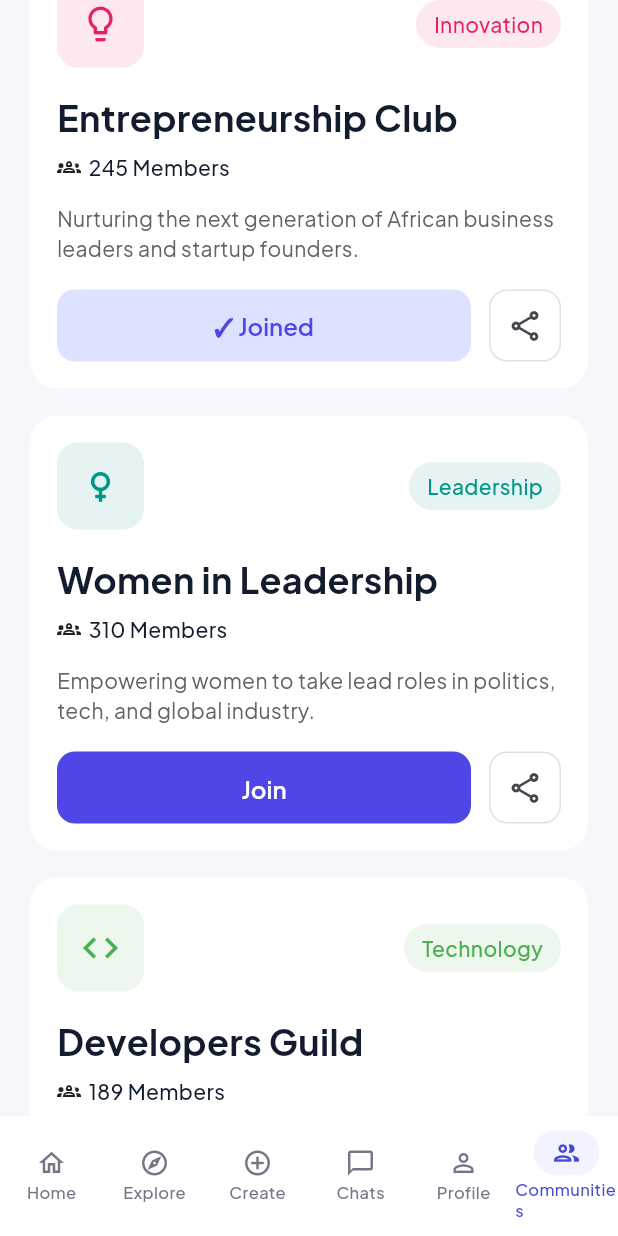
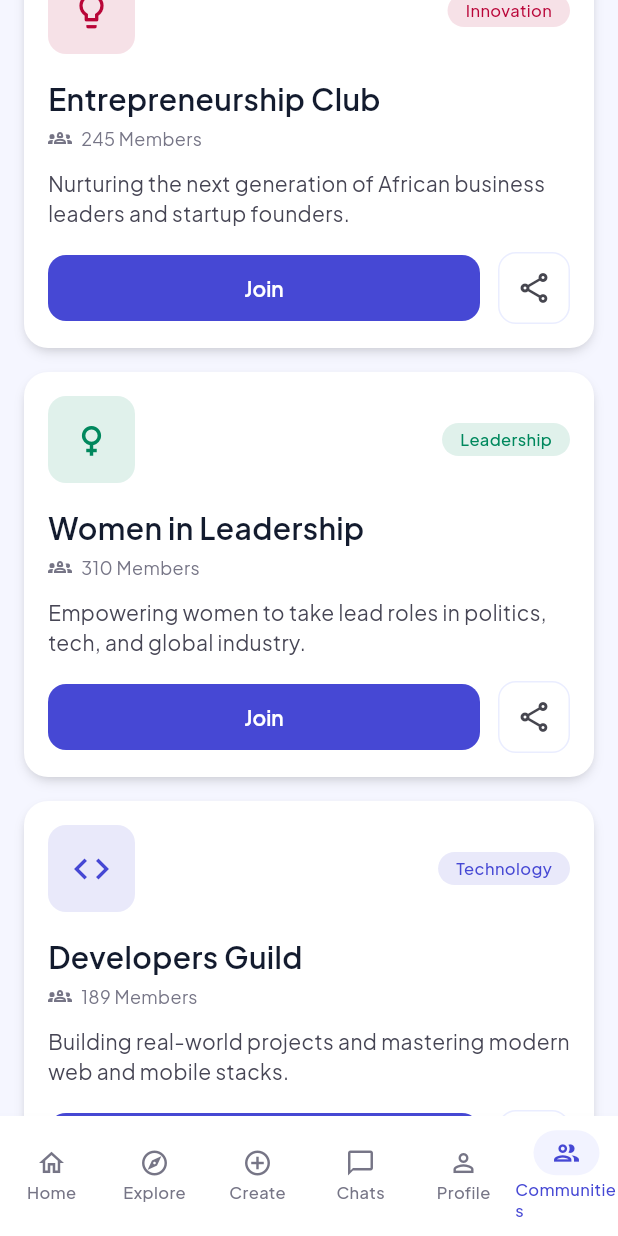
Before and after one commit to Udopara/Project1_Group-2, a Flutter app: the CommunitiesScreen screen opened by its route, scrolled down 576 dp, after a tap on "✓ Joined", on a phone screen of 412 x 824 dp. Run offline on Flutter 3.47's test engine with Material 3 defaults, Android fonts, the light colour scheme and no system bars; accounts and stored records are empty.

Commit message:
Fixed the color theme on the communities page

```diff
--- a/lib/ui/screens/communities_screen.dart
+++ b/lib/ui/screens/communities_screen.dart
@@ -1,5 +1,6 @@
 import 'package:flutter/material.dart';
 import 'package:formative_assignment1/ui/widgets/app_bottom_nav_bar.dart';
+import 'package:formative_assignment1/theme/app_theme.dart';
 
 class CommunitiesScreen extends StatefulWidget {
   const CommunitiesScreen({super.key});
@@ -11,6 +12,9 @@ class CommunitiesScreen extends StatefulWidget {
 class _CommunitiesScreenState extends State<CommunitiesScreen>
     with SingleTickerProviderStateMixin {
   late TabController _tabController;
+  final TextEditingController _searchController = TextEditingController();
+
+  String searchQuery = "";
 
   final List<Map<String, dynamic>> communities = [
     {
@@ -21,7 +25,7 @@ class _CommunitiesScreenState extends State<CommunitiesScreen>
       "category": "Academic",
       "joined": false,
       "icon": Icons.record_voice_over_outlined,
-      "color": Colors.indigo,
+      "color": AppColors.primary,
     },
     {
       "name": "Entrepreneurship Club",
@@ -31,7 +35,7 @@ class _CommunitiesScreenState extends State<CommunitiesScreen>
       "category": "Innovation",
       "joined": true,
       "icon": Icons.lightbulb_outline,
-      "color": Colors.pink,
+      "color": AppColors.gradientEnd,
     },
     {
       "name": "Women in Leadership",
@@ -41,7 +45,7 @@ class _CommunitiesScreenState extends State<CommunitiesScreen>
       "category": "Leadership",
       "joined": false,
       "icon": Icons.female,
-      "color": Colors.teal,
+      "color": AppColors.success,
     },
     {
       "name": "Developers Guild",
@@ -51,7 +55,7 @@ class _CommunitiesScreenState extends State<CommunitiesScreen>
       "category": "Technology",
       "joined": false,
       "icon": Icons.code,
-      "color": Colors.green,
+      "color": AppColors.primary,
     },
   ];
 
@@ -59,83 +63,139 @@ class _CommunitiesScreenState extends State<CommunitiesScreen>
   void initState() {
     super.initState();
     _tabController = TabController(length: 2, vsync: this);
+
+    _tabController.addListener(() {
+      if (_tabController.indexIsChanging) return;
+      setState(() {});
+    });
+
+    _searchController.addListener(() {
+      setState(() {
+        searchQuery = _searchController.text.toLowerCase();
+      });
+    });
   }
 
   @override
   void dispose() {
     _tabController.dispose();
+    _searchController.dispose();
     super.dispose();
+  }
+
+  // ─────────────────────────────────────────────
+  // FULL FILTER ENGINE (TAB + SEARCH)
+  // ─────────────────────────────────────────────
+  List<Map<String, dynamic>> get filteredCommunities {
+    List<Map<String, dynamic>> data = communities;
+
+    // TAB FILTER
+    if (_tabController.index == 1) {
+      data = data.where((c) => c["joined"] == true).toList();
+    }
+
+    // SEARCH FILTER
+    if (searchQuery.isNotEmpty) {
+      data = data.where((c) {
+        final name = c["name"].toString().toLowerCase();
+        final category = c["category"].toString().toLowerCase();
+        return name.contains(searchQuery) ||
+            category.contains(searchQuery);
+      }).toList();
+    }
+
+    return data;
+  }
+
+  void toggleJoin(String name) {
+    setState(() {
+      final index = communities.indexWhere((c) => c["name"] == name);
+      communities[index]["joined"] =
+          !(communities[index]["joined"] as bool);
+    });
   }
 
   @override
   Widget build(BuildContext context) {
-    const primaryColor = Color(0xFF4F46E5);
+    final data = filteredCommunities;
 
     return Scaffold(
-      backgroundColor: const Color(0xFFF7F6FC),
+      backgroundColor: AppColors.scaffoldBg,
       bottomNavigationBar: AppBottomNavBar(currentIndex: 5),
       body: SafeArea(
         child: Column(
           children: [
-
             Expanded(
               child: SingleChildScrollView(
                 child: Padding(
-                  padding: const EdgeInsets.symmetric(horizontal: 20),
+                  padding: const EdgeInsets.symmetric(
+                      horizontal: AppSpacing.lg),
                   child: Column(
                     crossAxisAlignment: CrossAxisAlignment.start,
                     children: [
-                      const Text(
+                      const SizedBox(height: AppSpacing.lg),
+
+                      Text(
                         "Explore Communities",
-                        style: TextStyle(
-                          fontSize: 30,
-                          fontWeight: FontWeight.bold,
+                        style: AppTextStyles.displayLarge,
                       ),
-                      ),
-                      const SizedBox(height: 8),
+
+                      const SizedBox(height: AppSpacing.sm),
+
                       Text(
                         "Find your tribe and thrive across campuses.",
-                        style: TextStyle(
-                          color: Colors.grey.shade600,
-                          fontSize: 16,
+                        style: AppTextStyles.bodyMedium,
                       ),
-                      ),
-                      const SizedBox(height: 20),
-                      Container(
-                        height: 55,
-                        decoration: BoxDecoration(
-                          color: Colors.white,
-                          borderRadius: BorderRadius.circular(14),
-                        ),
-                        child: const TextField(
+
+                      const SizedBox(height: AppSpacing.xl),
+
+                      // SEARCH
+                      TextField(
+                        controller: _searchController,
                         decoration: InputDecoration(
-                            prefixIcon: Icon(Icons.search),
+                          prefixIcon: const Icon(Icons.search),
                           hintText:
                               "Search clubs, societies, or interests...",
-                            border: InputBorder.none,
-                            contentPadding:
-                                EdgeInsets.symmetric(vertical: 16),
+                          filled: true,
+                          fillColor: AppColors.white,
+                          border: OutlineInputBorder(
+                            borderRadius:
+                                BorderRadius.circular(AppRadius.input),
+                            borderSide: BorderSide.none,
                           ),
                         ),
                       ),
-                      const SizedBox(height: 20),
+
+                      const SizedBox(height: AppSpacing.xl),
+
+                      // TABS
                       TabBar(
                         controller: _tabController,
-                        indicatorColor: primaryColor,
-                        labelColor: primaryColor,
-                        unselectedLabelColor: Colors.black54,
+                        indicatorColor: AppColors.primary,
+                        labelColor: AppColors.primary,
+                        unselectedLabelColor: AppColors.textMuted,
+                        labelStyle: AppTextStyles.labelMedium,
                         tabs: const [
                           Tab(text: "All Clubs"),
                           Tab(text: "My Clubs"),
                         ],
                       ),
-                      const SizedBox(height: 20),
-                      ListView.builder(
+
+                      const SizedBox(height: AppSpacing.xl),
+
+                      // EMPTY STATE + LIST ANIMATION
+                      AnimatedSwitcher(
+                        duration: const Duration(milliseconds: 300),
+                        child: data.isEmpty
+                            ? const EmptyState()
+                            : ListView.builder(
+                                key: ValueKey(data.length),
                                 shrinkWrap: true,
-                        physics: const NeverScrollableScrollPhysics(),
-                        itemCount: communities.length,
+                                physics:
+                                    const NeverScrollableScrollPhysics(),
+                                itemCount: data.length,
                                 itemBuilder: (context, index) {
-                          final club = communities[index];
+                                  final club = data[index];
 
                                   return CommunityCard(
                                     name: club["name"],
@@ -145,10 +205,14 @@ class _CommunitiesScreenState extends State<CommunitiesScreen>
                                     joined: club["joined"],
                                     icon: club["icon"],
                                     color: club["color"],
+                                    onJoinToggle: () =>
+                                        toggleJoin(club["name"]),
                                   );
                                 },
                               ),
-                      const SizedBox(height: 20),
+                      ),
+
+                      const SizedBox(height: AppSpacing.lg),
                     ],
                   ),
                 ),
@@ -161,6 +225,40 @@ class _CommunitiesScreenState extends State<CommunitiesScreen>
   }
 }
 
+// ─────────────────────────────────────────────
+// EMPTY STATE (UX UPGRADE)
+// ─────────────────────────────────────────────
+class EmptyState extends StatelessWidget {
+  const EmptyState({super.key});
+
+  @override
+  Widget build(BuildContext context) {
+    return Padding(
+      padding: const EdgeInsets.only(top: 60),
+      child: Column(
+        children: [
+          Icon(Icons.search_off,
+              size: 60, color: AppColors.textMuted),
+          const SizedBox(height: AppSpacing.md),
+          Text(
+            "No communities found",
+            style: AppTextStyles.headingSmall,
+          ),
+          const SizedBox(height: AppSpacing.sm),
+          Text(
+            "Try adjusting your search or explore all clubs.",
+            style: AppTextStyles.bodySmall,
+            textAlign: TextAlign.center,
+          ),
+        ],
+      ),
+    );
+  }
+}
+
+// ─────────────────────────────────────────────
+// COMMUNITY CARD (UNCHANGED UI, CLEAN LOGIC)
+// ─────────────────────────────────────────────
 class CommunityCard extends StatelessWidget {
   final String name;
   final int members;
@@ -169,6 +267,7 @@ class CommunityCard extends StatelessWidget {
   final bool joined;
   final IconData icon;
   final Color color;
+  final VoidCallback onJoinToggle;
 
   const CommunityCard({
     super.key,
@@ -179,16 +278,18 @@ class CommunityCard extends StatelessWidget {
     required this.joined,
     required this.icon,
     required this.color,
+    required this.onJoinToggle,
   });
 
   @override
   Widget build(BuildContext context) {
     return Container(
-      margin: const EdgeInsets.only(bottom: 18),
-      padding: const EdgeInsets.all(18),
+      margin: const EdgeInsets.only(bottom: AppSpacing.lg),
+      padding: const EdgeInsets.all(AppSpacing.lg),
       decoration: BoxDecoration(
-        color: Colors.white,
-        borderRadius: BorderRadius.circular(18),
+        color: AppColors.white,
+        borderRadius: BorderRadius.circular(AppRadius.card),
+        boxShadow: AppShadows.card,
       ),
       child: Column(
         children: [
@@ -198,105 +299,88 @@ class CommunityCard extends StatelessWidget {
                 width: 58,
                 height: 58,
                 decoration: BoxDecoration(
-                  color: color.withOpacity(0.1),
-                  borderRadius: BorderRadius.circular(14),
+                  color: color.withOpacity(0.12),
+                  borderRadius:
+                      BorderRadius.circular(AppRadius.statTile),
                 ),
-                child: Icon(
-                  icon,
-                  color: color,
-                  size: 28,
-                ),
+                child: Icon(icon, color: color, size: 28),
               ),
               const Spacer(),
               Container(
                 padding: const EdgeInsets.symmetric(
-                  horizontal: 12,
-                  vertical: 6,
+                  horizontal: AppSpacing.md,
+                  vertical: AppSpacing.xs,
                 ),
                 decoration: BoxDecoration(
-                  color: color.withOpacity(0.1),
-                  borderRadius: BorderRadius.circular(20),
+                  color: color.withOpacity(0.12),
+                  borderRadius:
+                      BorderRadius.circular(AppRadius.badge),
                 ),
                 child: Text(
                   category,
-                  style: TextStyle(
+                  style: AppTextStyles.labelSmall.copyWith(
                     color: color,
-                    fontWeight: FontWeight.w500,
                   ),
                 ),
               ),
             ],
           ),
-          const SizedBox(height: 16),
+
+          const SizedBox(height: AppSpacing.lg),
+
           Align(
             alignment: Alignment.centerLeft,
-            child: Text(
-              name,
-              style: const TextStyle(
-                fontSize: 24,
-                fontWeight: FontWeight.bold,
+            child: Text(name,
+                style: AppTextStyles.headingMedium),
           ),
-            ),
-          ),
-          const SizedBox(height: 6),
+
+          const SizedBox(height: AppSpacing.xs),
+
           Row(
             children: [
-              const Icon(Icons.groups_2_outlined, size: 16),
-              const SizedBox(width: 5),
-              Text(
-                "$members Members",
-                style: const TextStyle(
-                  fontWeight: FontWeight.w500,
-                ),
-              ),
+              const Icon(Icons.groups_2_outlined,
+                  size: 16, color: AppColors.textMuted),
+              const SizedBox(width: 6),
+              Text("$members Members",
+                  style: AppTextStyles.bodySmall),
             ],
           ),
-          const SizedBox(height: 14),
+
+          const SizedBox(height: AppSpacing.md),
+
           Align(
             alignment: Alignment.centerLeft,
-            child: Text(
-              description,
-              style: TextStyle(
-                color: Colors.grey.shade700,
-                height: 1.4,
+            child: Text(description,
+                style: AppTextStyles.bodyMedium),
           ),
-            ),
-          ),
-          const SizedBox(height: 18),
+
+          const SizedBox(height: AppSpacing.lg),
+
           Row(
             children: [
               Expanded(
-                child: SizedBox(
-                  height: 48,
                 child: ElevatedButton(
+                  onPressed: onJoinToggle,
                   style: ElevatedButton.styleFrom(
                     backgroundColor: joined
-                          ? const Color(0xFFDCE2FF)
-                          : const Color(0xFF4F46E5),
+                        ? AppColors.primaryLight
+                        : AppColors.primary,
                     foregroundColor: joined
-                          ? const Color(0xFF4F46E5)
-                          : Colors.white,
-                      shape: RoundedRectangleBorder(
-                        borderRadius: BorderRadius.circular(12),
+                        ? AppColors.primary
+                        : AppColors.white,
+                  ),
+                  child: Text(joined ? "✓ Joined" : "Join"),
                 ),
               ),
-                    onPressed: () {},
-                    child: Text(
-                      joined ? "✓ Joined" : "Join",
-                      style: const TextStyle(fontSize: 16),
-                    ),
-                  ),
-                ),
-              ),
-              const SizedBox(width: 12),
+              const SizedBox(width: AppSpacing.md),
               Container(
                 width: 48,
                 height: 48,
                 decoration: BoxDecoration(
                   border: Border.all(
-                    color: Colors.grey.shade300,
-                  ),
-                  borderRadius: BorderRadius.circular(12),
+                      color: AppColors.cardBorder),
+                  borderRadius:
+                      BorderRadius.circular(AppRadius.button),
                 ),
                 child: IconButton(
                   icon: const Icon(Icons.share_outlined),
```
Lines whose indentation alone changed are shown as unchanged.
